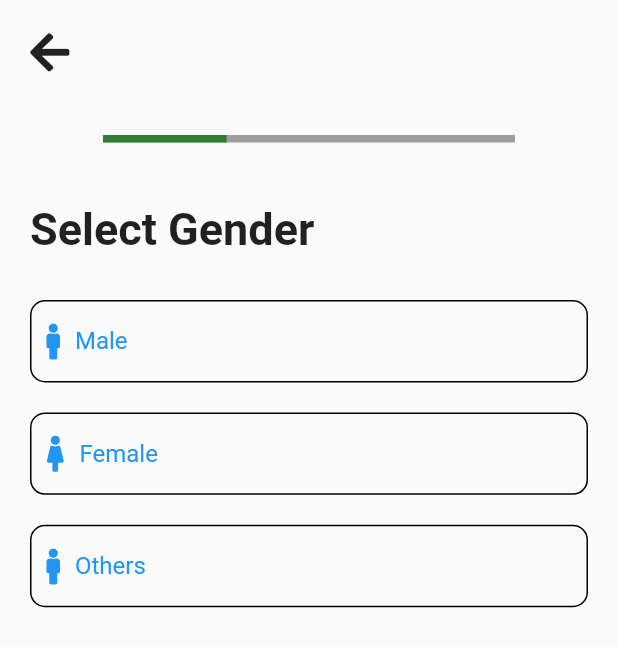
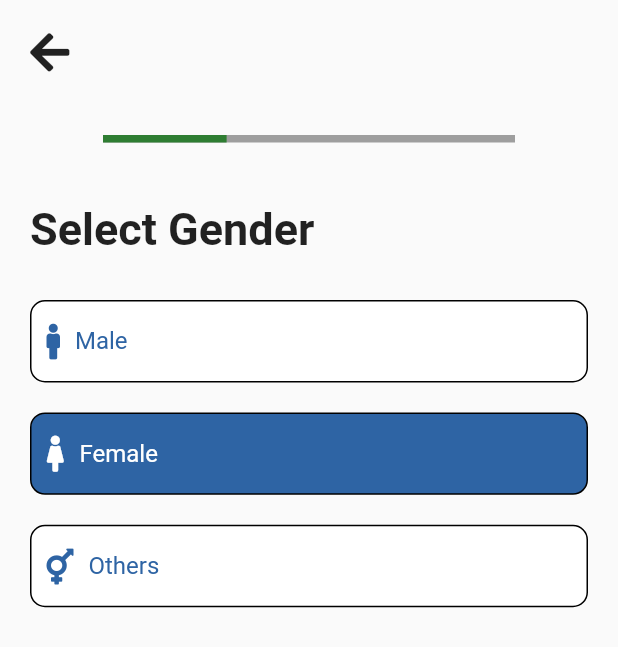
Before and after one commit to sajibAdhi/pencilbox_ui_app_batch21, a Flutter app: the screen it shows after launch, on a phone screen of 412 x 824 dp. Shown: the top 647 px of the screen. Run offline on Flutter 3.47's test engine with Material 2 defaults, Android fonts, the phone set to English and light mode, and no system bars; our stand-ins replace font_awesome_flutter.

Commit message:
GenderSelectButton Done

```diff
--- a/lib/models/gender.dart
+++ b/lib/models/gender.dart
@@ -14,7 +14,7 @@
     return [
       Gender(FontAwesomeIcons.male, Genders.male, "Male"),
       Gender(FontAwesomeIcons.female, Genders.female, "Female"),
-      Gender(FontAwesomeIcons.male, Genders.male, "Others"),
+      Gender(FontAwesomeIcons.transgender, Genders.others, "Others"),
     ];
   }
 }
--- a/lib/widgets/gender_buttons.dart
+++ b/lib/widgets/gender_buttons.dart
@@ -2,62 +2,66 @@
 import 'package:flutter/material.dart';
 import 'package:font_awesome_flutter/font_awesome_flutter.dart';
 
-class GenderButtons extends StatelessWidget {
+class GenderButtons extends StatefulWidget {
   const GenderButtons({Key? key}) : super(key: key);
+
+  @override
+  _GenderButtonsState createState() => _GenderButtonsState();
+}
+
+class _GenderButtonsState extends State<GenderButtons> {
+  var _selected;
+
+  @override
+  void initState() {
+    super.initState();
+    _selected = null;
+  }
 
   @override
   Widget build(BuildContext context) {
     final List<Gender> _gender = Gender.getGenders();
     final _size = MediaQuery.of(context).size;
+
     return Container(
       height: 300,
       child: ListView.builder(
         itemCount: _gender.length,
         itemBuilder: (context, _index) {
-          return GenderButton(size: _size, gender: _gender, index: _index);
+          return GestureDetector(
+            onTap: () {
+              _selected = _index;
+              print(_selected);
+            },
+            child: Container(
+              margin: EdgeInsets.symmetric(vertical: 10),
+              padding: EdgeInsets.symmetric(horizontal: 10),
+              height: _size.height / 15,
+              decoration: BoxDecoration(
+                borderRadius: BorderRadius.circular(10),
+                border: Border.all(),
+                color: (_index == 1) ? Color(0xff2e64a4) : Colors.white,
+              ),
+              child: Row(
+                children: [
+                  FaIcon(
+                    _gender[_index].icon,
+                    color: (_index == 1) ? Colors.white : Color(0xff2e64a4),
+                  ),
+                  SizedBox(width: 10),
+                  Text(
+                    _gender[_index].label,
+                    style: TextStyle(
+                      fontSize: 16,
+                      color: (_index == 1) ? Colors.white : Color(0xff2e64a4),
+                    ),
+                  ),
+                ],
+              ),
+            ),
+          );
         },
       ),
     );
   }
 }
-
-class GenderButton extends StatelessWidget {
-  final Size size;
-  final List<Gender> gender;
-  final int index;
-  const GenderButton({
-    Key? key,
-    required this.size,
-    required this.gender,
-    required this.index,
-  }) : super(key: key);
-
-  @override
-  Widget build(BuildContext context) {
-    return Container(
-      margin: EdgeInsets.symmetric(vertical: 10),
-      padding: EdgeInsets.symmetric(horizontal: 10),
-      height: size.height / 15,
-      decoration: BoxDecoration(
-        borderRadius: BorderRadius.circular(10),
-        border: Border.all(),
-      ),
-      child: Row(
-        children: [
-          FaIcon(
-            gender[index].icon,
-            color: Colors.blue,
-          ),
-          SizedBox(width: 10),
-          Text(
-            gender[index].label,
-            style: TextStyle(
-              fontSize: 16,
-              color: Colors.blue,
-            ),
-          ),
-        ],
-      ),
-    );
-  }
-}
```
